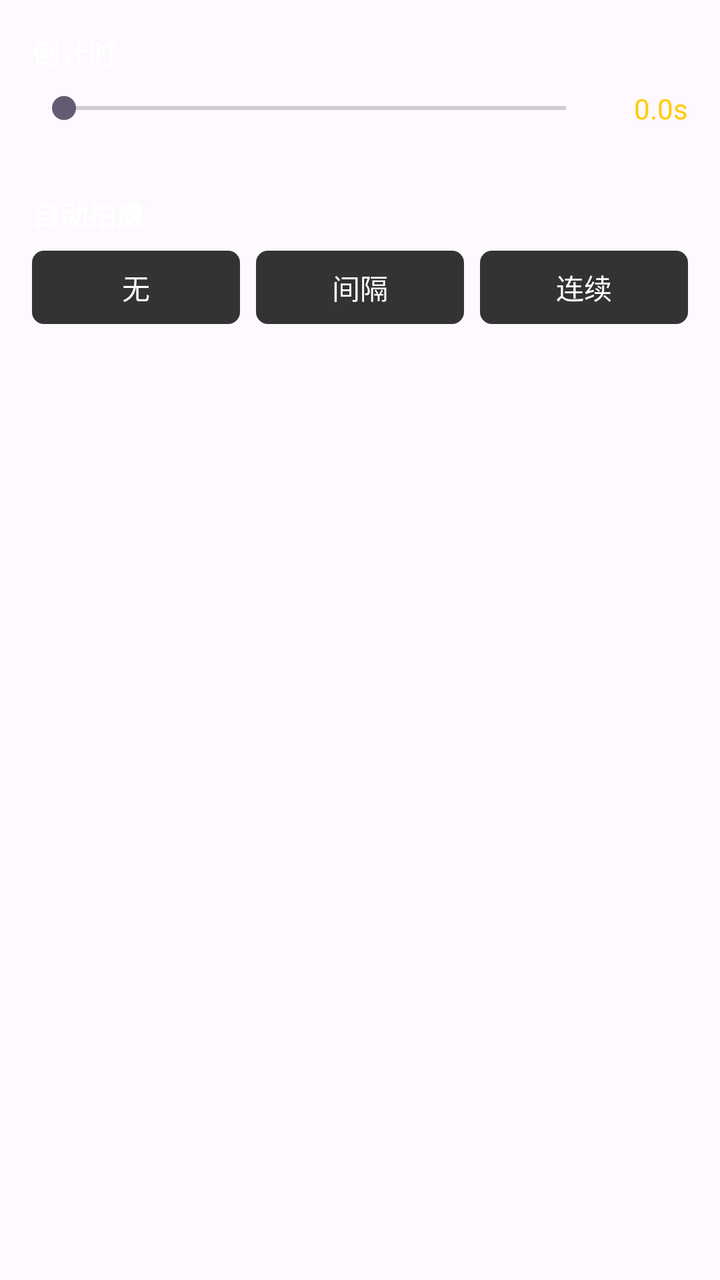
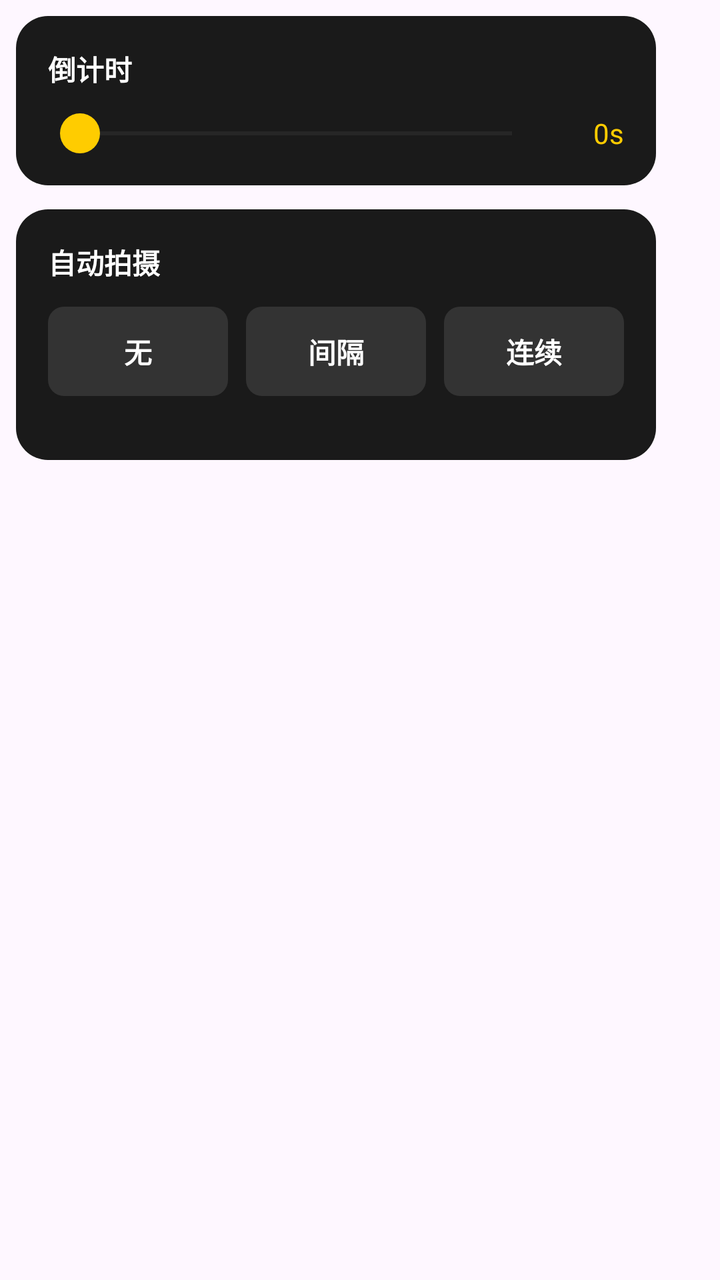

Screens rendered from an Android XML layout before and after an edit, with the pre-edit source and the edit as a unified diff.
<!-- AndroidManifest.xml: application theme Theme.WCam -->
<!-- res/layout/layout_timer_panel.xml -->
<?xml version="1.0" encoding="utf-8"?>
<LinearLayout xmlns:android="http://schemas.android.com/apk/res/android"
    android:layout_width="320dp"
    android:layout_height="wrap_content"
    android:background="@drawable/bg_glass_panel"
    android:orientation="vertical"
    android:padding="16dp">

    <TextView
        android:layout_width="wrap_content"
        android:layout_height="wrap_content"
        android:text="倒计时"
        android:textColor="#FFFFFF"
        android:textSize="14sp"
        android:textStyle="bold"
        android:layout_marginBottom="8dp" />

    <LinearLayout
        android:layout_width="match_parent"
        android:layout_height="wrap_content"
        android:orientation="horizontal"
        android:gravity="center_vertical"
        android:layout_marginBottom="16dp">
        <SeekBar
            android:id="@+id/seekbar_countdown"
            android:layout_width="0dp"
            android:layout_height="wrap_content"
            android:layout_weight="1"
            android:max="100"
            android:progress="0"
            android:splitTrack="false" />
        <TextView
            android:id="@+id/tv_countdown_val"
            android:layout_width="wrap_content"
            android:layout_height="wrap_content"
            android:text="0.0s"
            android:textColor="#FFCC00"
            android:textSize="14sp"
            android:minWidth="45dp"
            android:gravity="end" />
    </LinearLayout>

    <View
        android:layout_width="match_parent"
        android:layout_height="1dp"
        android:background="#33FFFFFF"
        android:layout_marginBottom="16dp" />

    <TextView
        android:layout_width="wrap_content"
        android:layout_height="wrap_content"
        android:text="自动拍摄"
        android:textColor="#FFFFFF"
        android:textSize="14sp"
        android:textStyle="bold"
        android:layout_marginBottom="8dp" />

    <LinearLayout
        android:layout_width="match_parent"
        android:layout_height="wrap_content"
        android:orientation="horizontal"
        android:layout_marginBottom="12dp">
        <TextView
            android:id="@+id/seg_auto_none"
            android:layout_width="0dp"
            android:layout_height="wrap_content"
            android:layout_weight="1"
            android:background="@drawable/sl_settings_chip"
            android:text="无"
            android:textColor="@color/sl_settings_chip_text"
            android:gravity="center"
            android:paddingVertical="8dp"
            android:layout_marginEnd="4dp"
            android:clickable="true" />
        <TextView
            android:id="@+id/seg_auto_interval"
            android:layout_width="0dp"
            android:layout_height="wrap_content"
            android:layout_weight="1"
            android:background="@drawable/sl_settings_chip"
            android:text="间隔"
            android:textColor="@color/sl_settings_chip_text"
            android:gravity="center"
            android:paddingVertical="8dp"
            android:layout_marginHorizontal="4dp"
            android:clickable="true" />
        <TextView
            android:id="@+id/seg_auto_continuous"
            android:layout_width="0dp"
            android:layout_height="wrap_content"
            android:layout_weight="1"
            android:background="@drawable/sl_settings_chip"
            android:text="连续"
            android:textColor="@color/sl_settings_chip_text"
            android:gravity="center"
            android:paddingVertical="8dp"
            android:layout_marginStart="4dp"
            android:clickable="true" />
    </LinearLayout>

    <LinearLayout
        android:id="@+id/panel_auto_interval"
        android:layout_width="match_parent"
        android:layout_height="wrap_content"
        android:layout_marginBottom="8dp"
        android:background="#33000000"
        android:padding="8dp"
        android:gravity="center"
        android:orientation="horizontal"
        android:visibility="gone">
        <TextView android:layout_width="wrap_content" android:layout_height="wrap_content" android:text="间隔" android:textColor="#FFFFFF" android:textSize="12sp" />
        <EditText
            android:id="@+id/et_interval_sec"
            android:layout_width="40dp"
            android:layout_height="wrap_content"
            android:background="@null"
            android:inputType="number"
            android:gravity="center"
            android:text="5"
            android:textColor="#FFCC00"
            android:textSize="14sp"
            android:textStyle="bold" />
        <TextView android:layout_width="wrap_content" android:layout_height="wrap_content" android:text="s拍一张，持续" android:textColor="#FFFFFF" android:textSize="12sp" />
        <EditText
            android:id="@+id/et_interval_duration"
            android:layout_width="50dp"
            android:layout_height="wrap_content"
            android:background="@null"
            android:inputType="number"
            android:gravity="center"
            android:text="60"
            android:textColor="#FFCC00"
            android:textSize="14sp"
            android:textStyle="bold" />
        <TextView android:layout_width="wrap_content" android:layout_height="wrap_content" android:text="s" android:textColor="#FFFFFF" android:textSize="12sp" />
    </LinearLayout>

    <LinearLayout
        android:id="@+id/panel_auto_continuous"
        android:layout_width="match_parent"
        android:layout_height="wrap_content"
        android:orientation="horizontal"
        android:background="#33000000"
        android:padding="8dp"
        android:gravity="center"
        android:visibility="gone">
        <TextView android:layout_width="wrap_content" android:layout_height="wrap_content" android:text="连续拍" android:textColor="#FFFFFF" android:textSize="12sp" />
        <EditText
            android:id="@+id/et_continuous_count"
            android:layout_width="60dp"
            android:layout_height="wrap_content"
            android:background="@null"
            android:inputType="number"
            android:gravity="center"
            android:text="10"
            android:textColor="#FFCC00"
            android:textSize="14sp"
            android:textStyle="bold" />
        <TextView android:layout_width="wrap_content" android:layout_height="wrap_content" android:text="张" android:textColor="#FFFFFF" android:textSize="12sp" />
    </LinearLayout>

</LinearLayout>
<!-- resources referenced by this layout -->
<resources>
  <!-- drawable bg_glass_panel (drawable) -->
  <?xml version="1.0" encoding="utf-8"?>
  <shape xmlns:android="http://schemas.android.com/apk/res/android">
      <solid android:color="#26FFFFFF" />
  </shape>
  <!-- drawable sl_settings_chip (drawable) -->
  <?xml version="1.0" encoding="utf-8"?>
  <selector xmlns:android="http://schemas.android.com/apk/res/android">
      <item android:drawable="@drawable/bg_settings_chip_selected" android:state_selected="true" />
      <item android:drawable="@drawable/bg_settings_chip_unselected" />
  </selector>
  <style name="Theme.WCam" parent="Base.Theme.WCam" />
  <!-- drawable bg_settings_chip_selected (drawable) -->
  <?xml version="1.0" encoding="utf-8"?>
  <shape xmlns:android="http://schemas.android.com/apk/res/android">
      <solid android:color="@color/settings_primary" />
      <corners android:radius="6dp" />
  </shape>
  <!-- drawable bg_settings_chip_unselected (drawable) -->
  <?xml version="1.0" encoding="utf-8"?>
  <shape xmlns:android="http://schemas.android.com/apk/res/android">
      <solid android:color="@color/settings_unselected_bg" />
      <corners android:radius="6dp" />
  </shape>
  <style name="Base.Theme.WCam" parent="Theme.Material3.DayNight.NoActionBar">
          
          
      </style>
  <color name="settings_primary">#F5CE40</color>
  <color name="settings_unselected_bg">#333333</color>
</resources>

<!-- the commit's change to res/layout/layout_timer_panel.xml (unified diff, before → after) -->
@@ -1,162 +1,195 @@
 <?xml version="1.0" encoding="utf-8"?>
 <LinearLayout xmlns:android="http://schemas.android.com/apk/res/android"
-    android:layout_width="320dp"
+    android:layout_width="wrap_content"
     android:layout_height="wrap_content"
-    android:background="@drawable/bg_glass_panel"
     android:orientation="vertical"
-    android:padding="16dp">
+    android:padding="8dp">
 
-    <TextView
-        android:layout_width="wrap_content"
+    
+    <LinearLayout
+        android:layout_width="320dp"
         android:layout_height="wrap_content"
-        android:text="倒计时"
-        android:textColor="#FFFFFF"
-        android:textSize="14sp"
-        android:textStyle="bold"
-        android:layout_marginBottom="8dp" />
+        android:background="@drawable/bg_timer_card"
+        android:orientation="vertical"
+        android:padding="16dp"
+        android:layout_marginBottom="12dp">
 
-    <LinearLayout
-        android:layout_width="match_parent"
-        android:layout_height="wrap_content"
-        android:orientation="horizontal"
-        android:gravity="center_vertical"
-        android:layout_marginBottom="16dp">
-        <SeekBar
-            android:id="@+id/seekbar_countdown"
-            android:layout_width="0dp"
-            android:layout_height="wrap_content"
-            android:layout_weight="1"
-            android:max="100"
-            android:progress="0"
-            android:splitTrack="false" />
         <TextView
-            android:id="@+id/tv_countdown_val"
             android:layout_width="wrap_content"
             android:layout_height="wrap_content"
-            android:text="0.0s"
-            android:textColor="#FFCC00"
+            android:text="倒计时"
+            android:textColor="#FFFFFF"
             android:textSize="14sp"
-            android:minWidth="45dp"
-            android:gravity="end" />
+            android:textStyle="bold"
+            android:layout_marginBottom="12dp" />
+
+        <LinearLayout
+            android:layout_width="match_parent"
+            android:layout_height="wrap_content"
+            android:orientation="horizontal"
+            android:gravity="center_vertical">
+            <SeekBar
+                android:id="@+id/seekbar_countdown"
+                android:layout_width="0dp"
+                android:layout_height="wrap_content"
+                android:layout_weight="1"
+                android:max="100"
+                android:progress="0"
+                android:splitTrack="false"
+                android:thumb="@drawable/ic_timer_thumb"
+                android:progressTint="#FFCC00"
+                android:progressBackgroundTint="#33FFFFFF" />
+            <TextView
+                android:id="@+id/tv_countdown_val"
+                android:layout_width="wrap_content"
+                android:layout_height="wrap_content"
+                android:text="0s"
+                android:textColor="#FFCC00"
+                android:textSize="14sp"
+                android:minWidth="40dp"
+                android:gravity="end" />
+        </LinearLayout>
     </LinearLayout>
 
-    <View
-        android:layout_width="match_parent"
-        android:layout_height="1dp"
-        android:background="#33FFFFFF"
-        android:layout_marginBottom="16dp" />
+    
+    <LinearLayout
+        android:layout_width="320dp"
+        android:layout_height="wrap_content"
+        android:background="@drawable/bg_timer_card"
+        android:orientation="vertical"
+        android:padding="16dp">
 
-    <TextView
-        android:layout_width="wrap_content"
-        android:layout_height="wrap_content"
-        android:text="自动拍摄"
-        android:textColor="#FFFFFF"
-        android:textSize="14sp"
-        android:textStyle="bold"
-        android:layout_marginBottom="8dp" />
+        <TextView
+            android:layout_width="wrap_content"
+            android:layout_height="wrap_content"
+            android:text="自动拍摄"
+            android:textColor="#FFFFFF"
+            android:textSize="14sp"
+            android:textStyle="bold"
+            android:layout_marginBottom="12dp" />
 
-    <LinearLayout
-        android:layout_width="match_parent"
-        android:layout_height="wrap_content"
-        android:orientation="horizontal"
-        android:layout_marginBottom="12dp">
-        <TextView
-            android:id="@+id/seg_auto_none"
-            android:layout_width="0dp"
+        <LinearLayout
+            android:layout_width="match_parent"
             android:layout_height="wrap_content"
-            android:layout_weight="1"
-            android:background="@drawable/sl_settings_chip"
-            android:text="无"
-            android:textColor="@color/sl_settings_chip_text"
-            android:gravity="center"
-            android:paddingVertical="8dp"
-            android:layout_marginEnd="4dp"
-            android:clickable="true" />
-        <TextView
-            android:id="@+id/seg_auto_interval"
-            android:layout_width="0dp"
+            android:orientation="horizontal"
+            android:layout_marginBottom="16dp">
+            <TextView
+                android:id="@+id/seg_auto_none"
+                android:layout_width="0dp"
+                android:layout_height="wrap_content"
+                android:layout_weight="1"
+                android:background="@drawable/sl_settings_chip"
+                android:text="无"
+                android:textColor="@color/sl_settings_chip_text"
+                android:gravity="center"
+                android:paddingVertical="12dp"
+                android:layout_marginEnd="6dp"
+                android:clickable="true"
+                android:textSize="14sp"
+                android:textStyle="bold" />
+            <TextView
+                android:id="@+id/seg_auto_interval"
+                android:layout_width="0dp"
+                android:layout_height="wrap_content"
+                android:layout_weight="1"
+                android:background="@drawable/sl_settings_chip"
+                android:text="间隔"
+                android:textColor="@color/sl_settings_chip_text"
+                android:gravity="center"
+                android:paddingVertical="12dp"
+                android:layout_marginHorizontal="3dp"
+                android:clickable="true"
+                android:textSize="14sp"
+                android:textStyle="bold" />
+            <TextView
+                android:id="@+id/seg_auto_continuous"
+                android:layout_width="0dp"
+                android:layout_height="wrap_content"
+                android:layout_weight="1"
+                android:background="@drawable/sl_settings_chip"
+                android:text="连续"
+                android:textColor="@color/sl_settings_chip_text"
+                android:gravity="center"
+                android:paddingVertical="12dp"
+                android:layout_marginStart="6dp"
+                android:clickable="true"
+                android:textSize="14sp"
+                android:textStyle="bold" />
+        </LinearLayout>
+
+        
+        <LinearLayout
+            android:id="@+id/panel_auto_interval"
+            android:layout_width="match_parent"
             android:layout_height="wrap_content"
-            android:layout_weight="1"
-            android:background="@drawable/sl_settings_chip"
-            android:text="间隔"
-            android:textColor="@color/sl_settings_chip_text"
-            android:gravity="center"
-            android:paddingVertical="8dp"
-            android:layout_marginHorizontal="4dp"
-            android:clickable="true" />
-        <TextView
-            android:id="@+id/seg_auto_continuous"
-            android:layout_width="0dp"
+            android:background="@drawable/bg_timer_panel_item"
+            android:padding="12dp"
+            android:gravity="center_vertical"
+            android:orientation="horizontal"
+            android:visibility="gone">
+            <TextView android:layout_width="wrap_content" android:layout_height="wrap_content" android:text="间隔拍" android:textColor="#FFFFFF" android:textSize="14sp" />
+            <EditText
+                android:id="@+id/et_interval_sec"
+                android:layout_width="0dp"
+                android:layout_height="wrap_content"
+                android:layout_weight="1"
+                android:background="@null"
+                android:inputType="number"
+                android:gravity="center"
+                android:text="5"
+                android:textColor="#FFFFFF"
+                android:textSize="14sp" />
+            <TextView android:layout_width="wrap_content" android:layout_height="wrap_content" android:text="s / 持续" android:textColor="#FFFFFF" android:textSize="14sp" />
+            <EditText
+                android:id="@+id/et_interval_duration"
+                android:layout_width="0dp"
+                android:layout_height="wrap_content"
+                android:layout_weight="1"
+                android:background="@null"
+                android:inputType="number"
+                android:gravity="center"
+                android:text="60"
+                android:textColor="#FFFFFF"
+                android:textSize="14sp" />
+            <TextView android:layout_width="wrap_content" android:layout_height="wrap_content" android:text="s" android:textColor="#FFFFFF" android:textSize="14sp" />
+        </LinearLayout>
+
+        
+        <LinearLayout
+            android:id="@+id/panel_auto_continuous"
+            android:layout_width="match_parent"
             android:layout_height="wrap_content"
-            android:layout_weight="1"
-            android:background="@drawable/sl_settings_chip"
-            android:text="连续"
-            android:textColor="@color/sl_settings_chip_text"
-            android:gravity="center"
-            android:paddingVertical="8dp"
-            android:layout_marginStart="4dp"
-            android:clickable="true" />
-    </LinearLayout>
-
-    <LinearLayout
-        android:id="@+id/panel_auto_interval"
-        android:layout_width="match_parent"
-        android:layout_height="wrap_content"
-        android:layout_marginBottom="8dp"
-        android:background="#33000000"
-        android:padding="8dp"
-        android:gravity="center"
-        android:orientation="horizontal"
-        android:visibility="gone">
-        <TextView android:layout_width="wrap_content" android:layout_height="wrap_content" android:text="间隔" android:textColor="#FFFFFF" android:textSize="12sp" />
-        <EditText
-            android:id="@+id/et_interval_sec"
-            android:layout_width="40dp"
-            android:layout_height="wrap_content"
-            android:background="@null"
-            android:inputType="number"
-            android:gravity="center"
-            android:text="5"
-            android:textColor="#FFCC00"
-            android:textSize="14sp"
-            android:textStyle="bold" />
-        <TextView android:layout_width="wrap_content" android:layout_height="wrap_content" android:text="s拍一张，持续" android:textColor="#FFFFFF" android:textSize="12sp" />
-        <EditText
-            android:id="@+id/et_interval_duration"
-            android:layout_width="50dp"
-            android:layout_height="wrap_content"
-            android:background="@null"
-            android:inputType="number"
-            android:gravity="center"
-            android:text="60"
-            android:textColor="#FFCC00"
-            android:textSize="14sp"
-            android:textStyle="bold" />
-        <TextView android:layout_width="wrap_content" android:layout_height="wrap_content" android:text="s" android:textColor="#FFFFFF" android:textSize="12sp" />
-    </LinearLayout>
-
-    <LinearLayout
-        android:id="@+id/panel_auto_continuous"
-        android:layout_width="match_parent"
-        android:layout_height="wrap_content"
-        android:orientation="horizontal"
-        android:background="#33000000"
-        android:padding="8dp"
-        android:gravity="center"
-        android:visibility="gone">
-        <TextView android:layout_width="wrap_content" android:layout_height="wrap_content" android:text="连续拍" android:textColor="#FFFFFF" android:textSize="12sp" />
-        <EditText
-            android:id="@+id/et_continuous_count"
-            android:layout_width="60dp"
-            android:layout_height="wrap_content"
-            android:background="@null"
-            android:inputType="number"
-            android:gravity="center"
-            android:text="10"
-            android:textColor="#FFCC00"
-            android:textSize="14sp"
-            android:textStyle="bold" />
-        <TextView android:layout_width="wrap_content" android:layout_height="wrap_content" android:text="张" android:textColor="#FFFFFF" android:textSize="12sp" />
+            android:background="@drawable/bg_timer_panel_item"
+            android:padding="12dp"
+            android:gravity="center_vertical"
+            android:orientation="horizontal"
+            android:visibility="gone">
+            <TextView
+                android:layout_width="wrap_content"
+                android:layout_height="wrap_content"
+                android:text="连续拍"
+                android:textColor="#FFFFFF"
+                android:textSize="14sp"
+                android:textStyle="bold" />
+            <EditText
+                android:id="@+id/et_continuous_count"
+                android:layout_width="0dp"
+                android:layout_height="wrap_content"
+                android:layout_weight="1"
+                android:background="@null"
+                android:inputType="number"
+                android:gravity="center"
+                android:text="10"
+                android:textColor="#FFFFFF"
+                android:textSize="16sp" />
+            <TextView
+                android:layout_width="wrap_content"
+                android:layout_height="wrap_content"
+                android:text="张"
+                android:textColor="#FFFFFF"
+                android:textSize="14sp"
+                android:textStyle="bold" />
+        </LinearLayout>
     </LinearLayout>
 
 </LinearLayout>
<!-- resource entries referenced after the edit -->
@@ -1,9 +1,23 @@
 <!-- resources referenced by this layout -->
 <resources>
-  <!-- drawable bg_glass_panel (drawable) -->
+  <!-- drawable bg_timer_card (drawable) -->
   <?xml version="1.0" encoding="utf-8"?>
   <shape xmlns:android="http://schemas.android.com/apk/res/android">
-      <solid android:color="#26FFFFFF" />
+      <solid android:color="#1A1A1A" />
+      <corners android:radius="16dp" />
+  </shape>
+  <!-- drawable bg_timer_panel_item (drawable) -->
+  <?xml version="1.0" encoding="utf-8"?>
+  <shape xmlns:android="http://schemas.android.com/apk/res/android">
+      <solid android:color="#2A2A2A" />
+      <corners android:radius="8dp" />
+  </shape>
+  <!-- drawable ic_timer_thumb (drawable) -->
+  <?xml version="1.0" encoding="utf-8"?>
+  <shape xmlns:android="http://schemas.android.com/apk/res/android"
+      android:shape="oval">
+      <solid android:color="#FFCC00" />
+      <size android:width="20dp" android:height="20dp" />
   </shape>
   <!-- drawable sl_settings_chip (drawable) -->
   <?xml version="1.0" encoding="utf-8"?>
@@ -16,13 +30,13 @@
   <?xml version="1.0" encoding="utf-8"?>
   <shape xmlns:android="http://schemas.android.com/apk/res/android">
       <solid android:color="@color/settings_primary" />
-      <corners android:radius="6dp" />
+      <corners android:radius="8dp" />
   </shape>
   <!-- drawable bg_settings_chip_unselected (drawable) -->
   <?xml version="1.0" encoding="utf-8"?>
   <shape xmlns:android="http://schemas.android.com/apk/res/android">
       <solid android:color="@color/settings_unselected_bg" />
-      <corners android:radius="6dp" />
+      <corners android:radius="8dp" />
   </shape>
   <style name="Base.Theme.WCam" parent="Theme.Material3.DayNight.NoActionBar">
           
